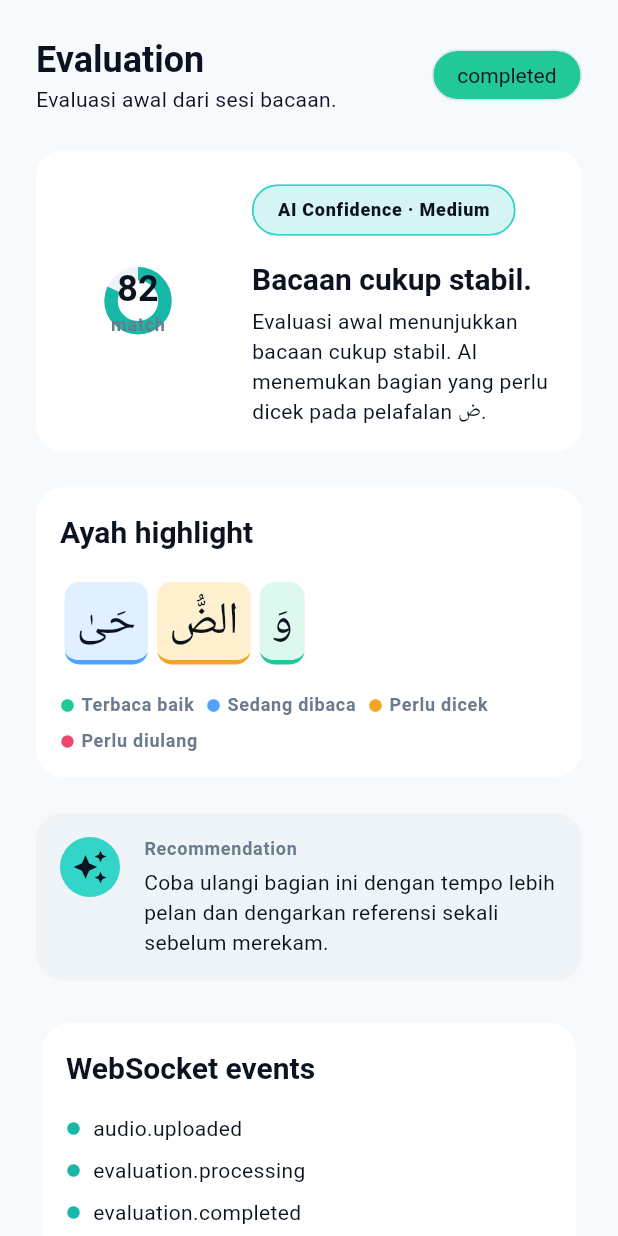
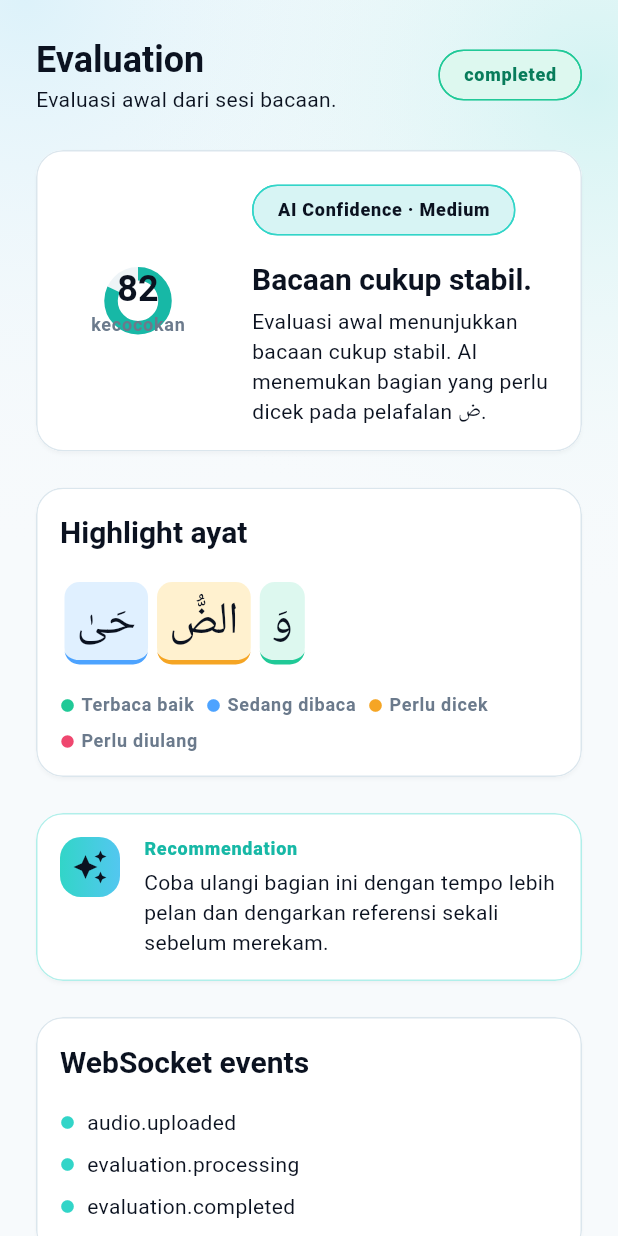
Before and after one commit to timbubadibako/sobat-ngaji, a Flutter app: the EvaluationResultScreen screen opened directly with empty values, on a phone screen of 412 x 824 dp. Run offline on Flutter 3.47's test engine with Material 3 defaults, Android fonts, the phone set to English and light mode, and no system bars; our stand-ins replace dio, flutter_riverpod, flutter_secure_storage, freezed_annotation, go_router; accounts and stored records are empty; network calls fail; Roboto replaces fonts that are missing (Avenir Next).

Commit message:
style(evaluation): align result with aqua

```diff
--- a/lib/features/evaluation/presentation/screens/evaluation_result_screen.dart
+++ b/lib/features/evaluation/presentation/screens/evaluation_result_screen.dart
@@ -3,6 +3,8 @@ import 'package:flutter_riverpod/flutter_riverpod.dart';
 import 'package:go_router/go_router.dart';
 
 import '../../../../app/theme.dart';
+import '../../../../shared/widgets/app_card.dart';
+import '../../../../shared/widgets/aqua_screen_scaffold.dart';
 import '../../../../shared/widgets/state_views.dart';
 import '../controllers/evaluation_controller.dart';
 import '../widgets/ai_summary_card.dart';
@@ -20,8 +22,7 @@ class EvaluationResultScreen extends ConsumerWidget {
   Widget build(BuildContext context, WidgetRef ref) {
     final resultState = ref.watch(evaluationResultProvider(practiceId));
 
-    return Scaffold(
-      body: SafeArea(
+    return AquaScreenScaffold(
       child: resultState.when(
         loading: () =>
             const LoadingState(message: 'AI memproses evaluasi awal...'),
@@ -49,9 +50,14 @@ class EvaluationResultScreen extends ConsumerWidget {
                     ],
                   ),
                 ),
-                  const Chip(
-                    label: Text('completed'),
-                    backgroundColor: AppColors.success,
+                Chip(
+                  label: const Text('completed'),
+                  backgroundColor: AppColors.successSoft,
+                  side: const BorderSide(color: AppColors.success),
+                  labelStyle: Theme.of(context).textTheme.labelMedium?.copyWith(
+                    color: AppColors.successText,
+                    fontWeight: FontWeight.w800,
+                  ),
                 ),
               ],
             ),
@@ -71,7 +77,6 @@ class EvaluationResultScreen extends ConsumerWidget {
           ],
         ),
       ),
-      ),
     );
   }
 }
@@ -83,9 +88,10 @@ class _EventCard extends StatelessWidget {
 
   @override
   Widget build(BuildContext context) {
-    return Card(
-      child: Padding(
-        padding: const EdgeInsets.all(AppSpacing.sm),
+    return AppCard(
+      borderColor: AppColors.line,
+      elevation: AppElevation.level1,
+      shadowColor: AppColors.ink.withValues(alpha: 0.10),
       child: Column(
         crossAxisAlignment: CrossAxisAlignment.start,
         children: [
@@ -99,15 +105,14 @@ class _EventCard extends StatelessWidget {
               padding: const EdgeInsets.only(bottom: AppSpacing.xs),
               child: Row(
                 children: [
-                    const Icon(Icons.circle, size: 10, color: AppColors.teal),
+                  const Icon(Icons.circle, size: 10, color: AppColors.aqua),
                   const SizedBox(width: AppSpacing.xs),
-                    Text(event),
+                  Expanded(child: Text(event)),
                 ],
               ),
             ),
         ],
       ),
-      ),
     );
   }
 }
--- a/lib/features/evaluation/presentation/widgets/ai_summary_card.dart
+++ b/lib/features/evaluation/presentation/widgets/ai_summary_card.dart
@@ -13,13 +13,22 @@ class AiSummaryCard extends StatelessWidget {
   @override
   Widget build(BuildContext context) {
     return AppCard(
-      color: AppColors.surfaceMuted,
+      borderColor: AppColors.aqua.withValues(alpha: 0.38),
+      elevation: AppElevation.level1,
+      shadowColor: AppColors.ink.withValues(alpha: 0.10),
       child: Row(
         crossAxisAlignment: CrossAxisAlignment.start,
         children: [
-          const CircleAvatar(
-            backgroundColor: AppColors.aqua,
-            child: Icon(Icons.auto_awesome, color: AppColors.ink),
+          Container(
+            width: 40,
+            height: 40,
+            decoration: BoxDecoration(
+              borderRadius: BorderRadius.circular(AppRadius.medium),
+              gradient: const LinearGradient(
+                colors: [AppColors.aqua, AppColors.cyan],
+              ),
+            ),
+            child: const Icon(Icons.auto_awesome, color: AppColors.ink),
           ),
           const SizedBox(width: AppSpacing.sm),
           Expanded(
@@ -28,7 +37,10 @@ class AiSummaryCard extends StatelessWidget {
               children: [
                 Text(
                   'Recommendation',
-                  style: Theme.of(context).textTheme.labelMedium,
+                  style: Theme.of(context).textTheme.labelMedium?.copyWith(
+                    color: AppColors.teal,
+                    fontWeight: FontWeight.w900,
+                  ),
                 ),
                 const SizedBox(height: AppSpacing.xxs),
                 Text(
--- a/lib/features/evaluation/presentation/widgets/ayah_highlight_card.dart
+++ b/lib/features/evaluation/presentation/widgets/ayah_highlight_card.dart
@@ -13,10 +13,13 @@ class AyahHighlightCard extends StatelessWidget {
   @override
   Widget build(BuildContext context) {
     return AppCard(
+      borderColor: AppColors.line,
+      elevation: AppElevation.level1,
+      shadowColor: AppColors.ink.withValues(alpha: 0.10),
       child: Column(
         crossAxisAlignment: CrossAxisAlignment.start,
         children: [
-          Text('Ayah highlight', style: Theme.of(context).textTheme.titleLarge),
+          Text('Highlight ayat', style: Theme.of(context).textTheme.titleLarge),
           const SizedBox(height: AppSpacing.sm),
           Wrap(
             textDirection: TextDirection.rtl,
--- a/lib/features/evaluation/presentation/widgets/retry_next_actions.dart
+++ b/lib/features/evaluation/presentation/widgets/retry_next_actions.dart
@@ -1,4 +1,6 @@
 import 'package:flutter/material.dart';
+
+import '../../../../app/theme.dart';
 
 /// Retry recording or continue to Insight.
 class RetryNextActions extends StatelessWidget {
@@ -19,15 +21,15 @@ class RetryNextActions extends StatelessWidget {
           child: FilledButton.tonalIcon(
             onPressed: onRetry,
             icon: const Icon(Icons.refresh),
-            label: const Text('Retry'),
+            label: const Text('Ulangi'),
           ),
         ),
-        const SizedBox(width: 12),
+        const SizedBox(width: AppSpacing.xs),
         Expanded(
           child: FilledButton.icon(
             onPressed: onNext,
             icon: const Icon(Icons.insights),
-            label: const Text('Next'),
+            label: const Text('Lanjut'),
           ),
         ),
       ],
--- a/lib/features/evaluation/presentation/widgets/score_card.dart
+++ b/lib/features/evaluation/presentation/widgets/score_card.dart
@@ -15,6 +15,9 @@ class ScoreCard extends StatelessWidget {
     final theme = Theme.of(context);
 
     return AppCard(
+      borderColor: AppColors.line,
+      elevation: AppElevation.level1,
+      shadowColor: AppColors.ink.withValues(alpha: 0.10),
       child: Row(
         children: [
           ScoreRing(score: result.matchScore),
@@ -68,7 +71,7 @@ class ScoreRing extends StatelessWidget {
             mainAxisSize: MainAxisSize.min,
             children: [
               Text('$score', style: Theme.of(context).textTheme.headlineMedium),
-              Text('match', style: Theme.of(context).textTheme.labelMedium),
+              Text('kecocokan', style: Theme.of(context).textTheme.labelMedium),
             ],
           ),
         ],
```
Lines whose indentation alone changed are shown as unchanged.
